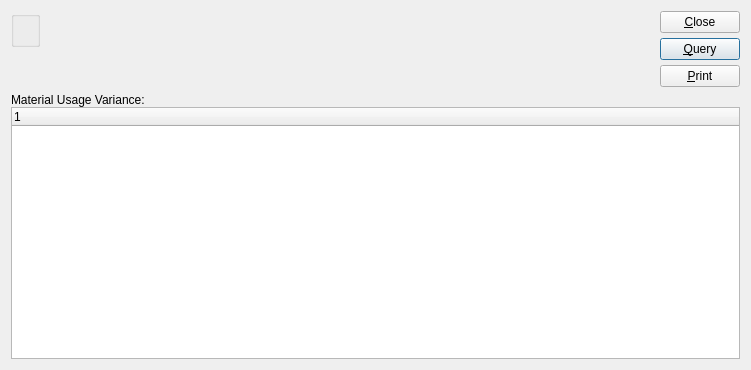
Old version of the form xtuple/trunk/guiclient/dspMaterialUsageVarianceByWarehouse.ui in the repository WooodHead/xtuple.
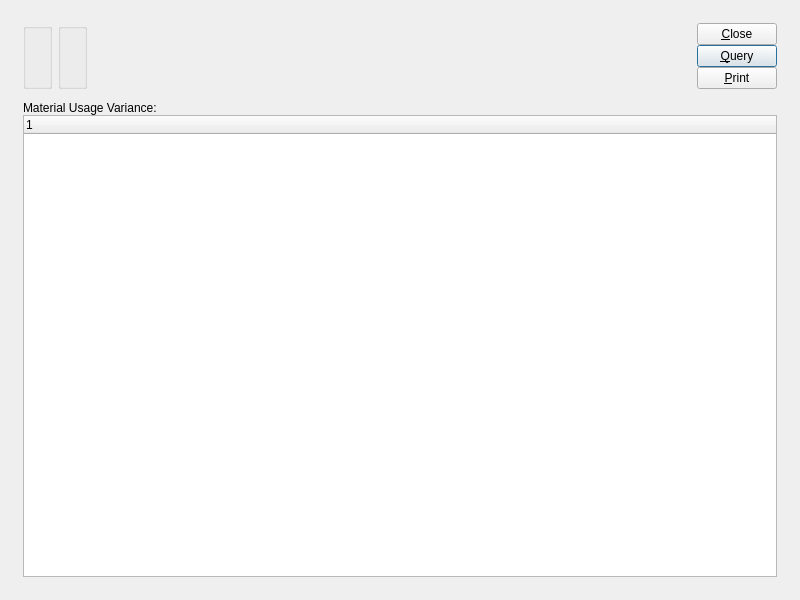
New version of the form. Custom widgets are drawn as their Qt base class.

```diff
--- a/xtuple/trunk/guiclient/dspMaterialUsageVarianceByWarehouse.ui
+++ b/xtuple/trunk/guiclient/dspMaterialUsageVarianceByWarehouse.ui
@@ -14,30 +14,24 @@
    <rect>
     <x>0</x>
     <y>0</y>
-    <width>751</width>
-    <height>370</height>
+    <width>800</width>
+    <height>600</height>
    </rect>
   </property>
   <property name="windowTitle" >
    <string>Material Usage Variance by Site</string>
   </property>
-   <layout class="QVBoxLayout" >
-    <item>
-     <layout class="QHBoxLayout" >
+  <layout class="QGridLayout" name="gridLayout_4" >
+   <item row="0" column="0" >
+    <layout class="QGridLayout" name="gridLayout_3" >
       <property name="margin" >
-       <number>0</number>
+      <number>12</number>
       </property>
       <property name="spacing" >
-       <number>7</number>
-      </property>
-      <item>
-       <layout class="QVBoxLayout" >
-        <property name="margin" >
-         <number>0</number>
-        </property>
-        <property name="spacing" >
-         <number>0</number>
-        </property>
+      <number>12</number>
+     </property>
+     <item row="0" column="0" >
+      <layout class="QHBoxLayout" name="horizontalLayout" >
         <item>
          <widget class="WarehouseGroup" name="_warehouse" >
           <property name="title" >
@@ -46,60 +40,17 @@
          </widget>
         </item>
         <item>
-         <spacer>
-          <property name="orientation" >
-           <enum>Qt::Vertical</enum>
-          </property>
-          <property name="sizeType" >
-           <enum>QSizePolicy::Preferred</enum>
-          </property>
-          <property name="sizeHint" >
-           <size>
-            <width>20</width>
-            <height>40</height>
-           </size>
-          </property>
-         </spacer>
-        </item>
-       </layout>
-      </item>
-      <item>
-       <layout class="QVBoxLayout" >
-        <property name="margin" >
-         <number>0</number>
-        </property>
-        <property name="spacing" >
-         <number>0</number>
-        </property>
-        <item>
+        <widget class="QGroupBox" name="_dateGroup" >
+         <property name="title" >
+          <string/>
+         </property>
+         <layout class="QGridLayout" name="gridLayout" >
+          <item row="0" column="0" >
          <widget class="DateCluster" name="_dates" />
         </item>
-        <item>
-         <spacer>
-          <property name="orientation" >
-           <enum>Qt::Vertical</enum>
-          </property>
-          <property name="sizeType" >
-           <enum>QSizePolicy::Preferred</enum>
-          </property>
-          <property name="sizeHint" >
-           <size>
-            <width>20</width>
-            <height>60</height>
-           </size>
-          </property>
-         </spacer>
-        </item>
-       </layout>
-      </item>
-      <item>
-       <layout class="QHBoxLayout" >
-        <property name="margin" >
-         <number>0</number>
-        </property>
-        <property name="spacing" >
-         <number>0</number>
-        </property>
+         </layout>
+        </widget>
+       </item>
         <item>
          <spacer>
           <property name="orientation" >
@@ -108,9 +59,9 @@
           <property name="sizeType" >
            <enum>QSizePolicy::Expanding</enum>
           </property>
-          <property name="sizeHint" >
+         <property name="sizeHint" stdset="0" >
            <size>
-            <width>320</width>
+           <width>0</width>
             <height>20</height>
            </size>
           </property>
@@ -118,11 +69,8 @@
         </item>
         <item>
          <layout class="QVBoxLayout" >
-          <property name="margin" >
-           <number>0</number>
-          </property>
           <property name="spacing" >
-           <number>5</number>
+          <number>0</number>
           </property>
           <item>
            <widget class="QPushButton" name="_close" >
@@ -137,9 +85,7 @@
              <bool>true</bool>
             </property>
             <property name="sizePolicy" >
-             <sizepolicy>
-              <hsizetype>1</hsizetype>
-              <vsizetype>0</vsizetype>
+            <sizepolicy vsizetype="Fixed" hsizetype="Minimum" >
               <horstretch>0</horstretch>
               <verstretch>0</verstretch>
              </sizepolicy>
@@ -168,26 +114,50 @@
             </property>
            </widget>
           </item>
-         </layout>
-        </item>
-       </layout>
-      </item>
-     </layout>
-    </item>
     <item>
-     <layout class="QVBoxLayout" >
+          <spacer name="verticalSpacer" >
+           <property name="orientation" >
+            <enum>Qt::Vertical</enum>
+           </property>
+           <property name="sizeHint" stdset="0" >
+            <size>
+             <width>20</width>
+             <height>0</height>
+            </size>
+           </property>
+          </spacer>
+         </item>
+        </layout>
+       </item>
+      </layout>
+     </item>
+     <item row="1" column="0" >
+      <widget class="QFrame" name="_frame" >
+       <property name="sizePolicy" >
+        <sizepolicy vsizetype="Expanding" hsizetype="Preferred" >
+         <horstretch>0</horstretch>
+         <verstretch>1</verstretch>
+        </sizepolicy>
+       </property>
+       <property name="frameShape" >
+        <enum>QFrame::NoFrame</enum>
+       </property>
+       <property name="frameShadow" >
+        <enum>QFrame::Raised</enum>
+       </property>
+       <layout class="QGridLayout" name="gridLayout_2" >
       <property name="margin" >
        <number>0</number>
       </property>
+        <item row="0" column="0" >
+         <layout class="QVBoxLayout" >
       <property name="spacing" >
        <number>0</number>
       </property>
       <item>
        <widget class="QLabel" name="_materialUsageVariance" >
         <property name="sizePolicy" >
-         <sizepolicy>
-          <hsizetype>5</hsizetype>
-          <vsizetype>5</vsizetype>
+             <sizepolicy vsizetype="Preferred" hsizetype="Preferred" >
           <horstretch>0</horstretch>
           <verstretch>0</verstretch>
          </sizepolicy>
@@ -213,9 +183,19 @@
     </item>
    </layout>
  </widget>
+     </item>
+    </layout>
+   </item>
+  </layout>
+ </widget>
  <layoutdefault spacing="6" margin="11" />
  <pixmapfunction>qPixmapFromMimeSource</pixmapfunction>
  <customwidgets>
+  <customwidget>
+   <class>DateCluster</class>
+   <extends>QWidget</extends>
+   <header>datecluster.h</header>
+  </customwidget>
   <customwidget>
    <class>WarehouseGroup</class>
    <extends>QGroupBox</extends>
@@ -227,15 +207,6 @@
    <class>XTreeWidget</class>
    <extends>QTreeWidget</extends>
    <header>xtreewidget.h</header>
-   <container>0</container>
-   <pixmap></pixmap>
-  </customwidget>
-  <customwidget>
-   <class>DateCluster</class>
-   <extends>QWidget</extends>
-   <header>datecluster.h</header>
-   <container>0</container>
-   <pixmap></pixmap>
   </customwidget>
  </customwidgets>
  <tabstops>
```
Left out of the diff: 7 changed lines with no effect on the pictures. Lines whose indentation alone changed are shown as unchanged.
